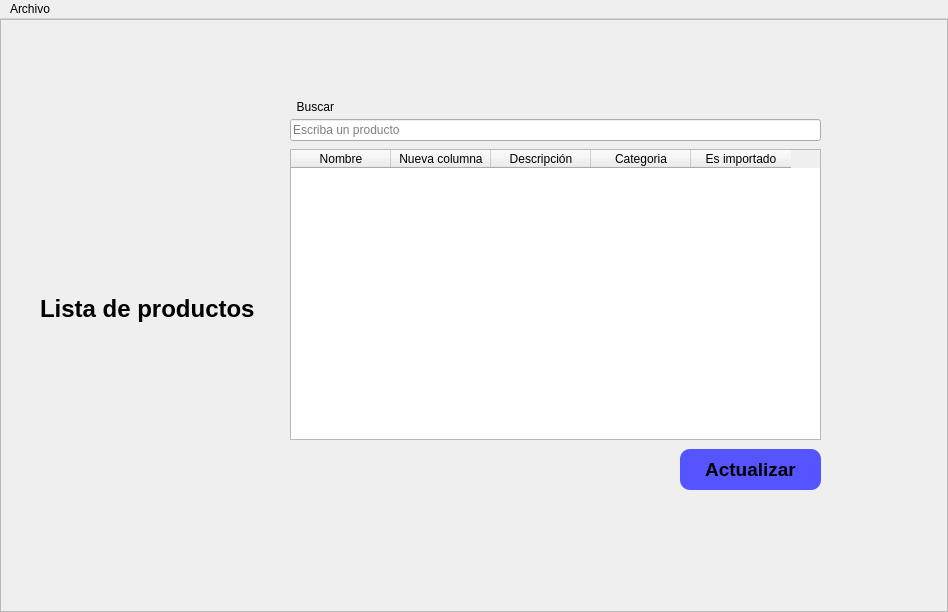
Old version of the form ui/main/main.ui in the repository rojasadrian012/pyqt6.
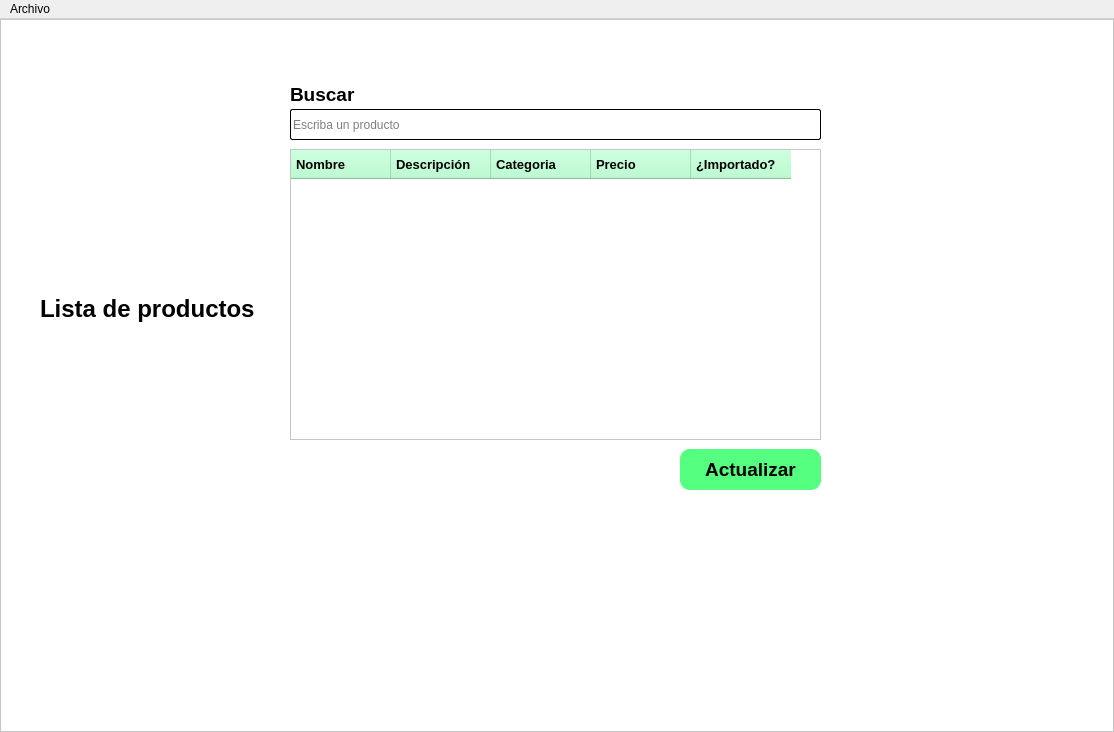
New version of the form. Icons and pictures are not drawn.

Commit message: styles tables

Diff of the .ui file:
```diff
--- a/ui/main/main.ui
+++ b/ui/main/main.ui
@@ -6,8 +6,8 @@
    <rect>
     <x>0</x>
     <y>0</y>
-    <width>948</width>
-    <height>612</height>
+    <width>1114</width>
+    <height>732</height>
    </rect>
   </property>
   <property name="windowTitle">
@@ -15,7 +15,7 @@
   </property>
   <property name="windowIcon">
    <iconset>
-    <normaloff>C:/Users/Adrian/Downloads/inventario-disponible.png</normaloff>C:/Users/Adrian/Downloads/inventario-disponible.png</iconset>
+    <normaloff>../Downloads/inventario-disponible.png</normaloff>../Downloads/inventario-disponible.png</iconset>
   </property>
   <widget class="QWidget" name="centralwidget">
    <layout class="QGridLayout" name="gridLayout">
@@ -34,7 +34,7 @@
     <item row="0" column="0">
      <widget class="QFrame" name="frame">
       <property name="styleSheet">
-       <string notr="true"/>
+       <string notr="true">background-color: rgb(255, 255, 255);</string>
       </property>
       <property name="frameShape">
        <enum>QFrame::Shape::StyledPanel</enum>
@@ -51,29 +51,58 @@
          <height>291</height>
         </rect>
        </property>
+       <property name="styleSheet">
+        <string notr="true">QHeaderView::section {
+    background-color: rgba(170, 255, 200, 0.8); /* Verde pastel más suave */
+    color: rgb(0, 0, 0); 
+    padding: 5px;
+    font-size: 10pt;
+    font-weight: 700;
+}
+
+QHeaderView::section:hover {
+    background-color: rgba(170, 255, 200, 0.6); /* Un poco más transparente al pasar el mouse */
+}
+</string>
+       </property>
        <column>
         <property name="text">
          <string>Nombre</string>
         </property>
-       </column>
-       <column>
-        <property name="text">
-         <string>Nueva columna</string>
+        <property name="textAlignment">
+         <set>AlignLeading|AlignVCenter</set>
         </property>
        </column>
        <column>
         <property name="text">
          <string>Descripción</string>
         </property>
+        <property name="textAlignment">
+         <set>AlignLeading|AlignVCenter</set>
+        </property>
        </column>
        <column>
         <property name="text">
          <string>Categoria</string>
         </property>
+        <property name="textAlignment">
+         <set>AlignLeading|AlignVCenter</set>
+        </property>
        </column>
        <column>
         <property name="text">
-         <string>Es importado</string>
+         <string>Precio</string>
+        </property>
+        <property name="textAlignment">
+         <set>AlignLeading|AlignVCenter</set>
+        </property>
+       </column>
+       <column>
+        <property name="text">
+         <string>¿Importado?</string>
+        </property>
+        <property name="textAlignment">
+         <set>AlignLeading|AlignVCenter</set>
         </property>
        </column>
       </widget>
@@ -122,7 +151,7 @@
         <string/>
        </property>
        <property name="pixmap">
-        <pixmap>C:/Users/Adrian/Downloads/inventario.png</pixmap>
+        <pixmap>../Downloads/inventario.png</pixmap>
        </property>
        <property name="scaledContents">
         <bool>true</bool>
@@ -147,10 +176,10 @@
         <cursorShape>PointingHandCursor</cursorShape>
        </property>
        <property name="styleSheet">
-        <string notr="true">color: rgb(0, 0, 0);
+        <string notr="true">background-color: rgb(85, 255, 127);
+color: rgb(0, 0, 0);
 border-radius: 10px;
-border: none;
-background-color: rgb(85, 85, 255);</string>
+border: none;</string>
        </property>
        <property name="text">
         <string>Actualizar</string>
@@ -160,11 +189,17 @@
        <property name="geometry">
         <rect>
          <x>290</x>
-         <y>100</y>
+         <y>90</y>
          <width>531</width>
-         <height>22</height>
+         <height>31</height>
         </rect>
        </property>
+       <property name="styleSheet">
+        <string notr="true">color: rgb(0, 0, 0);
+border: none;
+border: 1px solid #000000;;
+border-radius: 2px;</string>
+       </property>
        <property name="placeholderText">
         <string>Escriba un producto</string>
        </property>
@@ -173,15 +208,21 @@
        <property name="geometry">
         <rect>
          <x>290</x>
-         <y>80</y>
-         <width>49</width>
-         <height>16</height>
+         <y>60</y>
+         <width>91</width>
+         <height>31</height>
         </rect>
        </property>
        <property name="text">
-        <string>  Buscar</string>
+        <string>&lt;html&gt;&lt;head/&gt;&lt;body&gt;&lt;p&gt;&lt;span style=&quot; font-size:14pt; font-weight:700;&quot;&gt;  Buscar&lt;/span&gt;&lt;/p&gt;&lt;/body&gt;&lt;/html&gt;</string>
        </property>
       </widget>
+      <zorder>tblProducts</zorder>
+      <zorder>label_5</zorder>
+      <zorder>label</zorder>
+      <zorder>btnUpdateTable</zorder>
+      <zorder>label_2</zorder>
+      <zorder>qleSearch</zorder>
      </widget>
     </item>
    </layout>
@@ -191,7 +232,7 @@
     <rect>
      <x>0</x>
      <y>0</y>
-     <width>948</width>
+     <width>1114</width>
      <height>33</height>
     </rect>
    </property>
```
